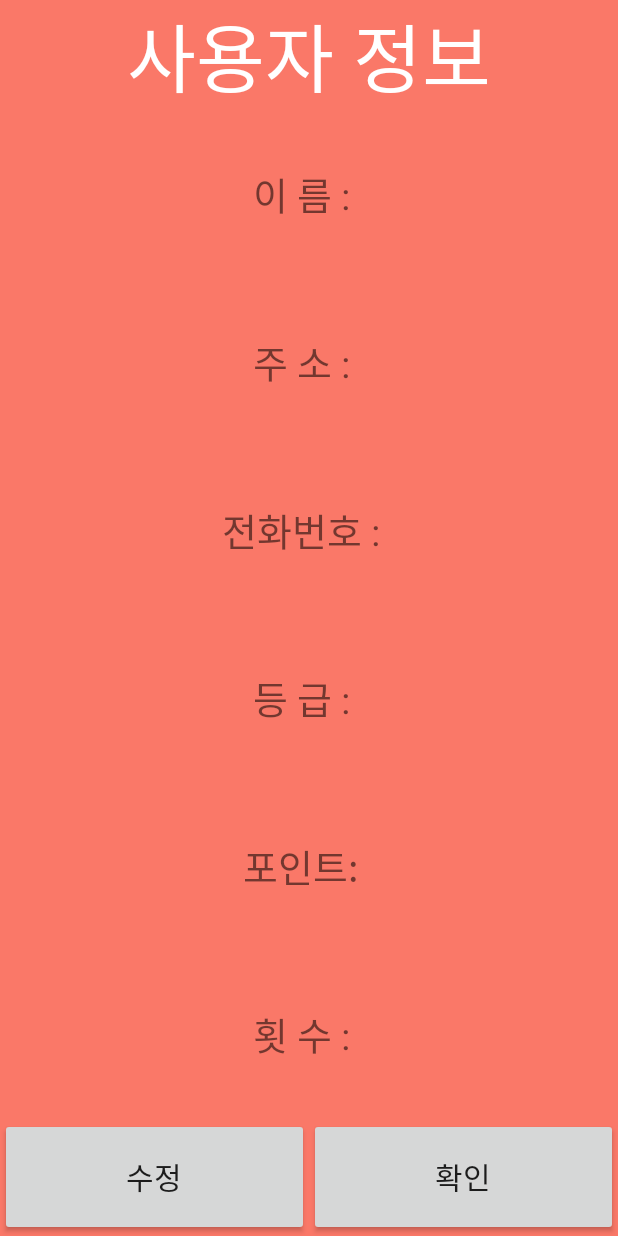
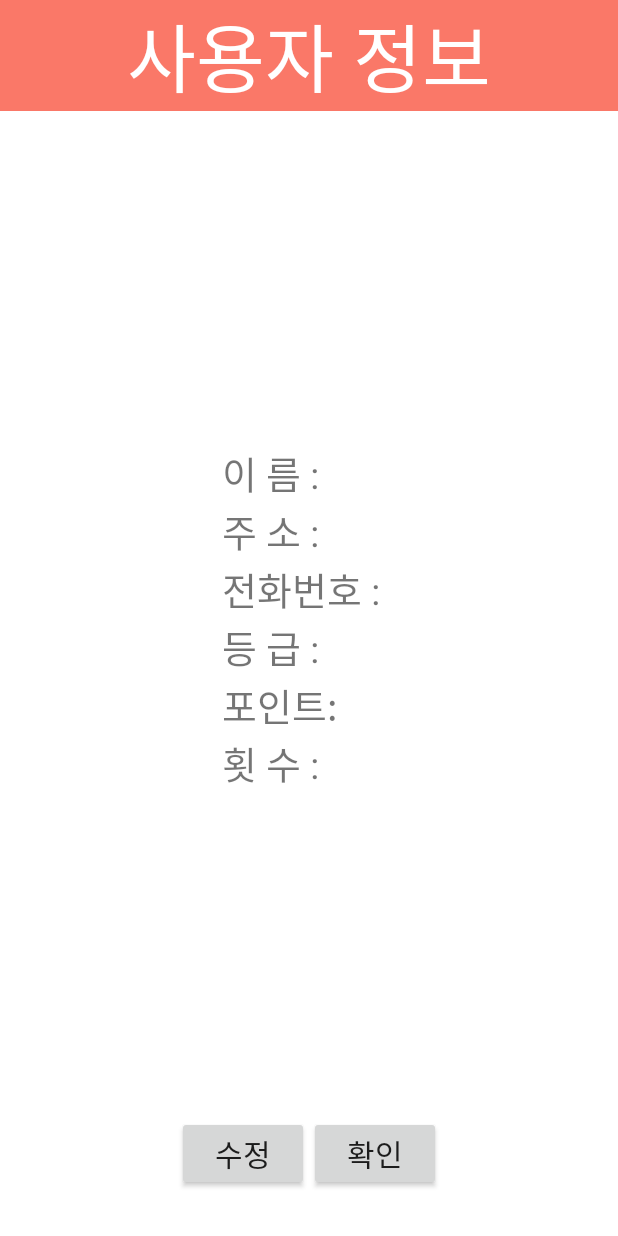
Before and after one commit to backlo/HELP_U-Android, an Android app: the ProviderSettingFragment screen opened directly, with no data from a screen before it, after a tap on "사용자 정보", on a phone screen of 412 x 824 dp. Run offline under Robolectric (Android 15) with nearby library versions, the phone set to English and light mode, and no system bars; our stand-ins replace ButterKnife.

Commit message:
xml 수정 및 배터리, 도움횟수, 번호등록부분 nullpointexception 처리

```diff
--- a/app/src/main/res/layout/fragment_provider_user_info.xml
+++ b/app/src/main/res/layout/fragment_provider_user_info.xml
@@ -1,10 +1,12 @@
 <?xml version="1.0" encoding="utf-8"?>
-<LinearLayout xmlns:android="http://schemas.android.com/apk/res/android"
+<FrameLayout xmlns:android="http://schemas.android.com/apk/res/android"
     android:layout_width="match_parent"
     android:layout_height="match_parent"
+    android:background="@color/colorWhite"
     android:orientation="vertical">
 
     <TextView
+        android:layout_gravity="top"
         android:background="@color/colorMainTheme"
         android:textColor="@color/colorWhite"
         android:layout_width="match_parent"
@@ -13,12 +15,15 @@
         android:gravity="center"
         android:textSize="50sp"/>
 
+    <LinearLayout
+        android:layout_width="wrap_content"
+        android:layout_height="wrap_content"
+        android:layout_gravity="center"
+        android:orientation="vertical">
 
         <LinearLayout
             android:layout_width="match_parent"
-        android:layout_height="0dp"
-        android:layout_weight="1"
-        android:gravity="center"
+            android:layout_height="wrap_content"
             android:orientation="horizontal">
 
             <TextView
@@ -40,9 +45,7 @@
 
         <LinearLayout
             android:layout_width="match_parent"
-        android:layout_height="0dp"
-        android:layout_weight="1"
-        android:gravity="center"
+            android:layout_height="wrap_content"
             android:orientation="horizontal">
 
             <TextView
@@ -63,9 +66,7 @@
 
         <LinearLayout
             android:layout_width="match_parent"
-        android:layout_height="0dp"
-        android:layout_weight="1"
-        android:gravity="center"
+            android:layout_height="wrap_content"
             android:orientation="horizontal">
 
             <TextView
@@ -86,9 +87,7 @@
 
         <LinearLayout
             android:layout_width="match_parent"
-        android:layout_height="0dp"
-        android:layout_weight="1"
-        android:gravity="center"
+            android:layout_height="wrap_content"
             android:orientation="horizontal">
 
             <TextView
@@ -109,9 +108,7 @@
 
         <LinearLayout
             android:layout_width="match_parent"
-        android:layout_height="0dp"
-        android:layout_weight="1"
-        android:gravity="center"
+            android:layout_height="wrap_content"
             android:orientation="horizontal">
 
             <TextView
@@ -133,9 +130,7 @@
 
         <LinearLayout
             android:layout_width="match_parent"
-        android:layout_height="0dp"
-        android:layout_weight="1"
-        android:gravity="center"
+            android:layout_height="wrap_content"
             android:orientation="horizontal">
 
             <TextView
@@ -153,29 +148,33 @@
 
         </LinearLayout>
 
+
+    </LinearLayout>
+
+
     <LinearLayout
         android:layout_width="match_parent"
-        android:layout_height="0dp"
-        android:layout_weight="0.7"
-        android:orientation="horizontal">
+        android:layout_height="wrap_content"
+        android:orientation="horizontal"
+        android:gravity="center"
+        android:layout_margin="30dp"
+        android:layout_gravity="bottom">
 
         <Button
             android:id="@+id/info_modify_btn"
-            android:layout_width="0dp"
+            android:layout_width="wrap_content"
             android:layout_height="match_parent"
-            android:layout_weight="1"
             android:text="수정"
             android:textSize="20sp"/>
 
         <Button
             android:id="@+id/info_ok_btn"
-            android:layout_width="0dp"
+            android:layout_width="wrap_content"
             android:layout_height="match_parent"
-            android:layout_weight="1"
             android:text="확인"
             android:textSize="20sp"/>
 
 
     </LinearLayout>
 
-</LinearLayout>
+</FrameLayout>
--- a/app/src/main/res/layout/fragment_request_battery.xml
+++ b/app/src/main/res/layout/fragment_request_battery.xml
@@ -24,6 +24,7 @@
         android:layout_margin="50dp">
 
         <RadioButton
+            android:checked="true"
             android:id="@+id/radio_battery30"
             android:buttonTint="@color/colorButtonTint"
             android:layout_margin="5dp"
--- a/app/src/main/res/layout/fragment_request_help.xml
+++ b/app/src/main/res/layout/fragment_request_help.xml
@@ -24,6 +24,7 @@
         android:layout_margin="50dp">
 
         <RadioButton
+            android:checked="true"
             android:id="@+id/radio_help1"
             android:buttonTint="@color/colorButtonTint"
             android:layout_margin="5dp"
```
Also changed, not shown: app/src/main/java/com/example/help_u/Requester/Activity/RequestMainActivity.java (+7 -0 lines), app/src/main/java/com/example/help_u/Requester/Fragment/RequestEnrollFragment.java (+7 -3 lines), app/src/main/res/layout/fragment_provider_alarm.xml (+22 -19 lines), app/src/main/res/layout/fragment_provider_setting.xml (+1 -11 lines). Lines whose indentation alone changed are shown as unchanged.
